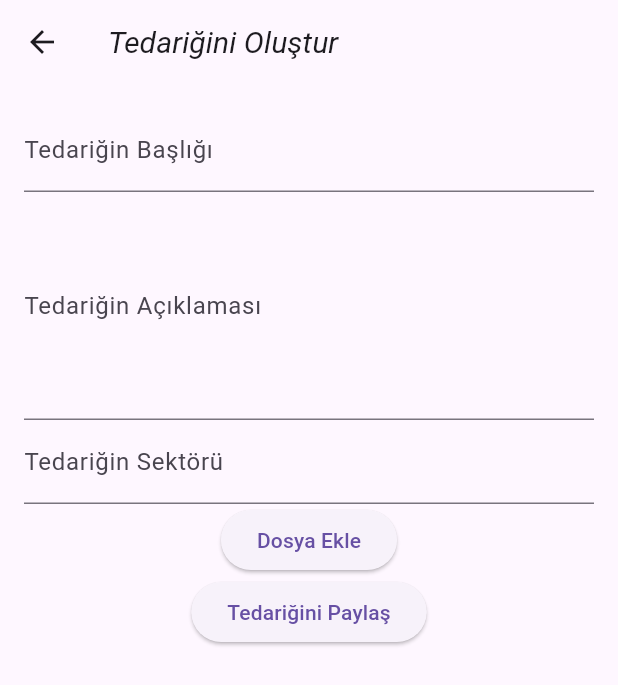
After one commit to hami-keskin/tedarik, a Flutter app: the screen it shows once a user with an empty profile is signed in, after a tap on "Tedariğini Oluştur", on a phone screen of 412 x 824 dp. The commit adds this screen. Shown: the top 685 px of the screen. Run offline on Flutter 3.47's test engine with Material 3 defaults, Android fonts, the phone set to English and light mode, and no system bars; our stand-ins replace cloud_firestore, firebase_auth, firebase_core, image_picker; missing offline and left inert: dart:html; accounts and stored records are empty; Roboto replaces fonts that are missing (Georgia).

Commit message:
tedarik oluşturma ve tedarik listesi

```diff
--- /dev/null
+++ b/lib/CreateSupply.dart
@@ -0,0 +1,180 @@
+import 'package:cloud_firestore/cloud_firestore.dart';
+import 'package:firebase_auth/firebase_auth.dart';
+import 'package:flutter/material.dart';
+import 'dart:io';
+import 'package:image_picker/image_picker.dart';
+
+class CreateSupplyPage extends StatefulWidget {
+  const CreateSupplyPage({Key? key}) : super(key: key);
+
+  @override
+  State<CreateSupplyPage> createState() => _CreateSupplyPageState();
+}
+
+class _CreateSupplyPageState extends State<CreateSupplyPage> {
+  final _formKey = GlobalKey<FormState>();
+  final TextEditingController titleController = TextEditingController();
+  final TextEditingController descriptionController = TextEditingController();
+  final TextEditingController industryController = TextEditingController();
+  List<File> files = [];
+
+  @override
+  Widget build(BuildContext context) {
+    return Scaffold(
+      appBar: AppBar(
+        title: const Text('Tedariğini Oluştur'),
+      ),
+      body: Form(
+        key: _formKey,
+        child: Padding(
+          padding: const EdgeInsets.all(16.0),
+          child: Column(
+            children: [
+              TextFormField(
+                controller: titleController,
+                decoration: const InputDecoration(
+                  labelText: 'Tedariğin Başlığı',
+                ),
+                validator: (value) {
+                  if (value == null || value.isEmpty) {
+                    return 'Başlık gereklidir.';
+                  }
+                  return null;
+                },
+              ),
+              TextFormField(
+                controller: descriptionController,
+                decoration: const InputDecoration(
+                  labelText: 'Tedariğin Açıklaması',
+                ),
+                maxLines: 5,
+              ),
+              TextFormField(
+                controller: industryController,
+                decoration: const InputDecoration(
+                  labelText: 'Tedariğin Sektörü',
+                ),
+              ),
+              ElevatedButton(
+                onPressed: () async {
+                  final picker = ImagePicker();
+                  final pickedFile = await picker.pickImage(source: ImageSource.gallery);
+                  if (pickedFile != null) {
+                    setState(() {
+                      files.add(File(pickedFile.path));
+                    });
+                  }
+                },
+                child: const Text('Dosya Ekle'),
+              ),
+          ElevatedButton(
+            onPressed: () async {
+              // Kullanıcının ID'sini al
+              final userId = FirebaseAuth.instance.currentUser!.uid;
+
+              // Tedarik bilgilerini oluştur
+              final supply = Supply(
+                title: titleController.text,
+                description: descriptionController.text,
+                industry: industryController.text,
+                files: files,
+                sharedBy: userId,
+              );
+
+              // Tedarik bilgilerini Cloud Firestore'a ekle
+              await FirebaseFirestore.instance.collection('supplies').add(supply.toMap());
+
+              // Kullanıcıya geri bildirim göster
+              ScaffoldMessenger.of(context).showSnackBar(
+                SnackBar(
+                  content: Text('Tedariğiniz başarıyla paylaşıldı.'),
+                ),
+              );
+
+              // Sayfadan çık
+              Navigator.pop(context);
+            },
+            child: const Text('Tedariğini Paylaş'),
+          ),
+            ],
+          ),
+        ),
+      ),
+    );
+  }
+}
+
+class Supply {
+  String title;
+  String description;
+  String industry;
+  List<File> files;
+  String sharedBy;
+  List<SupplyApplication> applications;
+
+  Supply({
+    required this.title,
+    required this.description,
+    required this.industry,
+    this.files = const [],
+    required this.sharedBy,
+    this.applications = const [],
+  });
+
+  Map<String, dynamic> toMap() {
+    return {
+      'title': title,
+      'description': description,
+      'industry': industry,
+      'files': files.map((file) => file.path).toList(),
+      'sharedBy': sharedBy,
+      'applications': applications.map((application) => application.toMap()).toList(),
+    };
+  }
+
+  factory Supply.fromMap(Map<String, dynamic>? map) {
+    if (map == null) {
+      // Handle the case where the map is null
+      throw ArgumentError('map cannot be null');
+    }
+
+    return Supply(
+      title: map['title'] ?? '',
+      description: map['description'] ?? '',
+      industry: map['industry'] ?? '',
+      files: (map['files'] as List<dynamic>? ?? []).map((filePath) => File(filePath.toString())).toList(),
+      sharedBy: map['sharedBy'] ?? '',
+      applications: (map['applications'] as List<dynamic>? ?? []).map((appMap) => SupplyApplication.fromMap(appMap)).toList(),
+    );
+  }
+
+}
+
+
+class SupplyApplication {
+  String applicantId;
+  String supplyId;
+  String status;
+
+  SupplyApplication({
+    required this.applicantId,
+    required this.supplyId,
+    required this.status,
+  });
+
+  Map<String, dynamic> toMap() {
+    return {
+      'applicantId': applicantId,
+      'supplyId': supplyId,
+      'status': status,
+    };
+  }
+
+  factory SupplyApplication.fromMap(Map<String, dynamic> map) {
+    return SupplyApplication(
+      applicantId: map['applicantId'],
+      supplyId: map['supplyId'],
+      status: map['status'],
+    );
+  }
+}
--- a/lib/screens/home/home.dart
+++ b/lib/screens/home/home.dart
@@ -1,22 +1,55 @@
 import 'package:flutter/material.dart';
+import 'package:tedarik/ViewSuppliesPage.dart';
 
 import '../../services/Auth.dart';
+import '../../CreateSupply.dart';
+import '../../ViewSuppliesPage.dart';
 
-class Home extends StatefulWidget{
+class Home extends StatefulWidget {
   @override
   State<StatefulWidget> createState() {
     return _Home();
   }
 }
 
-class _Home extends State<Home>{
-  final AuthService _auth = new AuthService();
+class _Home extends State<Home> {
+  final AuthService _auth = AuthService();
 
   @override
   Widget build(BuildContext context) {
-
-
-    final SignOut = Material(
+    return Scaffold(
+      appBar: AppBar(
+        title: const Text('Login Demo App - HomePage'),
+        backgroundColor: Theme.of(context).primaryColor,
+      ),
+      body: Center(
+        child: Column(
+          mainAxisAlignment: MainAxisAlignment.center,
+          children: [
+            // CreateSupply sayfasını açan buton
+            ElevatedButton(
+              onPressed: () {
+                Navigator.push(
+                  context,
+                  MaterialPageRoute(builder: (context) => CreateSupplyPage()),
+                );
+              },
+              child: Text('Tedariğini Oluştur'),
+            ),
+            SizedBox(height: 16),
+            // ViewFilesPage sayfasını açan buton (geçici olarak disabled)
+            ElevatedButton(
+              onPressed: () {
+                Navigator.push(
+                  context,
+                  MaterialPageRoute(builder: (context) => ViewSuppliesPage()),
+                );
+              },
+              child: Text('Tedarik Listesi'),
+            ),
+            SizedBox(height: 32),
+            // Log out butonu
+            Material(
               elevation: 5.0,
               borderRadius: BorderRadius.circular(30.0),
               color: Theme.of(context).primaryColor,
@@ -32,14 +65,10 @@ class _Home extends State<Home>{
                   textAlign: TextAlign.center,
                 ),
               ),
-    );
-
-    return Scaffold(
-      appBar: AppBar(
-        title: const Text('Login Demo App - HomePage'),
-        backgroundColor: Theme.of(context).primaryColor,
             ),
-      body: Center(child: SignOut),
+          ],
+        ),
+      ),
     );
   }
 }
--- /dev/null
+++ b/lib/supply.dart
@@ -0,0 +1,3 @@
+import 'dart:html';
+
+import 'CreateSupply.dart';
--- a/pubspec.yaml
+++ b/pubspec.yaml
@@ -49,6 +49,7 @@ dev_dependencies:
   firebase_auth: ^4.16.0
   cloud_firestore: ^4.14.0
   provider: ^6.1.1
+  image_picker: ^1.0.6
 
 # For information on the generic Dart part of this file, see the
 # following page: https://dart.dev/tools/pub/pubspec
```
Also changed, not shown: lib/ViewSuppliesPage.dart (added, +57 -0 lines), pubspec.lock, 5 other files. Lines whose indentation alone changed are shown as unchanged.
